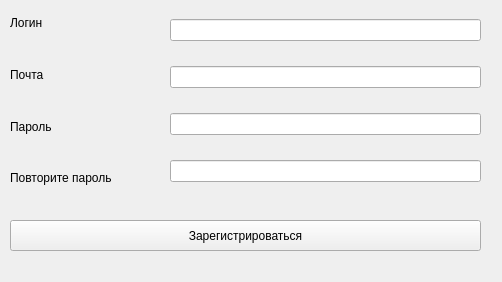
Before: the Qt Designer form login&register/data/Reg.ui in code-n-cry/pyrace, drawn with Qt 5.
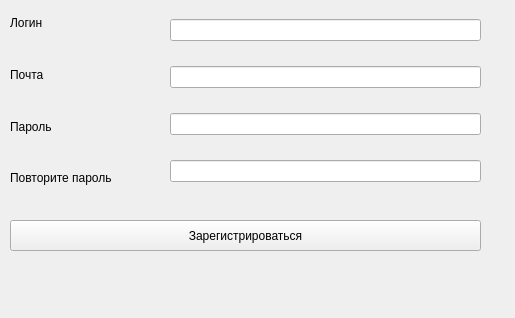
After: the same form once the commit is applied.

Commit message: Немного обновлён дизайн. Улучшены механики и графические составляющие игры. 1.0.1

The edit to the form file:
```diff
--- a/login&register/data/Reg.ui
+++ b/login&register/data/Reg.ui
@@ -6,8 +6,8 @@
    <rect>
     <x>0</x>
     <y>0</y>
-    <width>502</width>
-    <height>282</height>
+    <width>515</width>
+    <height>318</height>
    </rect>
   </property>
   <property name="windowTitle">
```
The commit also changes 7 other files.
